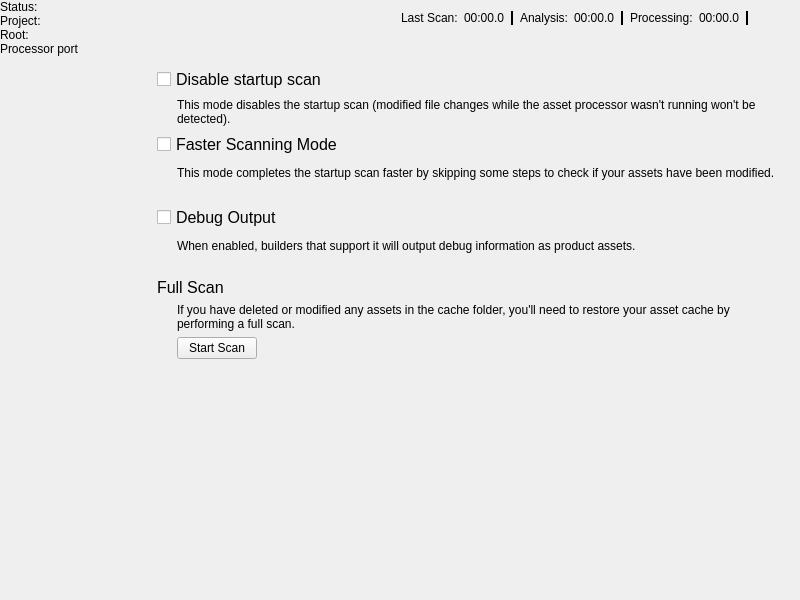
First picture: the form in Code/Tools/AssetProcessor/native/ui/MainWindow.ui, repository o3de/o3de, before the edit.
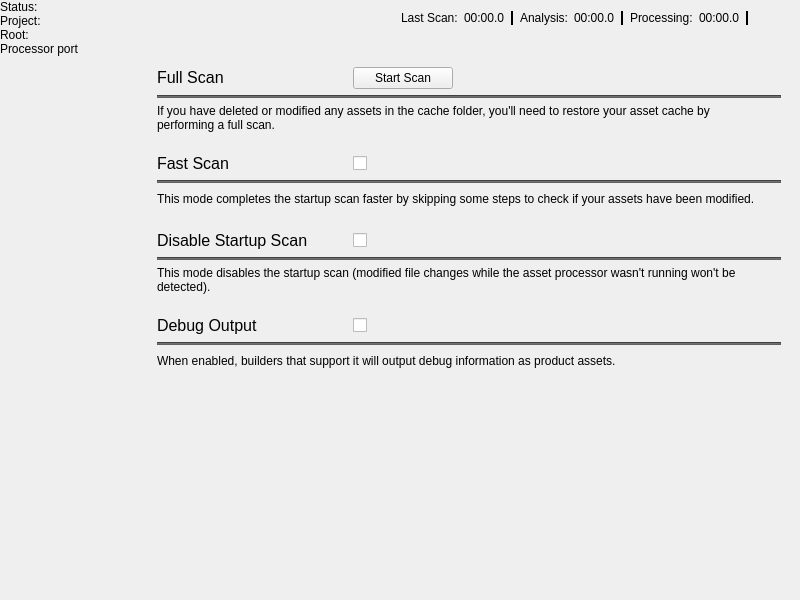
Second picture: the form after the edit. The open tabs and pages were chosen to show the change. Icons and pictures are not drawn. Custom widgets are drawn as their Qt base class.

Commit message: [Disabled Startup Scan Mode] Move from checkbox to toggle and UX improvements

The edit to the form file:
```diff
--- a/Code/Tools/AssetProcessor/native/ui/MainWindow.ui
+++ b/Code/Tools/AssetProcessor/native/ui/MainWindow.ui
@@ -1470,88 +1470,125 @@
         <widget class="QWidget" name="ToolsPage">
          <layout class="QVBoxLayout" name="verticalLayout_3">
           <item>
-           <widget class="QCheckBox" name="skipinitialdatabaseCheck">
-            <property name="styleSheet">
-             <string notr="true">font: 12pt;</string>
-            </property>
-            <property name="text">
-             <string>Disable startup scan</string>
-            </property>
-           </widget>
-          </item>
-          <item>
-           <layout class="QHBoxLayout" name="skipinitialcheck_horizontalLayout">
+           <layout class="QVBoxLayout" name="fullScanLayout">
             <item>
-             <spacer name="indentSpacer1">
-              <property name="orientation">
-               <enum>Qt::Horizontal</enum>
-              </property>
-              <property name="sizeType">
-               <enum>QSizePolicy::Fixed</enum>
-              </property>
-              <property name="sizeHint" stdset="0">
-               <size>
-                <width>20</width>
-                <height>20</height>
-               </size>
-              </property>
-             </spacer>
+             <layout class="QHBoxLayout" name="fullScanHeaderLayout">
+              <item>
+               <widget class="QLabel" name="fullScanHeader">
+                <property name="minimumSize">
+                 <size>
+                  <width>170</width>
+                  <height>0</height>
+                 </size>
+                </property>
+                <property name="font">
+                 <font>
+                  <pointsize>12</pointsize>
+                 </font>
+                </property>
+                <property name="text">
+                 <string>&lt;html&gt;&lt;head/&gt;&lt;body&gt;&lt;p&gt;&lt;span style=&quot; font-size:12pt;&quot;&gt;Full Scan&lt;/span&gt;&lt;/p&gt;&lt;/body&gt;&lt;/html&gt;</string>
+                </property>
+                <property name="wordWrap">
+                 <bool>true</bool>
+                </property>
+               </widget>
+              </item>
+              <item>
+               <spacer name="horizontalSpacer_3">
+                <property name="orientation">
+                 <enum>Qt::Horizontal</enum>
+                </property>
+                <property name="sizeType">
+                 <enum>QSizePolicy::Fixed</enum>
+                </property>
+                <property name="sizeHint" stdset="0">
+                 <size>
+                  <width>20</width>
+                  <height>20</height>
+                 </size>
+                </property>
+               </spacer>
+              </item>
+              <item>
+               <widget class="QPushButton" name="fullScanButton">
+                <property name="sizePolicy">
+                 <sizepolicy hsizetype="Fixed" vsizetype="Fixed">
+                  <horstretch>0</horstretch>
+                  <verstretch>0</verstretch>
+                 </sizepolicy>
+                </property>
+                <property name="minimumSize">
+                 <size>
+                  <width>100</width>
+                  <height>0</height>
+                 </size>
+                </property>
+                <property name="text">
+                 <string>Start Scan</string>
+                </property>
+               </widget>
+              </item>
+              <item>
+               <spacer name="horizontalSpacer_4">
+                <property name="orientation">
+                 <enum>Qt::Horizontal</enum>
+                </property>
+                <property name="sizeHint" stdset="0">
+                 <size>
+                  <width>40</width>
+                  <height>20</height>
+                 </size>
+                </property>
+               </spacer>
+              </item>
+             </layout>
             </item>
             <item>
-             <widget class="QLabel" name="skipinitialdatabaseDescription">
-              <property name="text">
-               <string>&lt;html&gt;&lt;head/&gt;&lt;body&gt;&lt;p&gt;This mode disables the startup scan (modified file changes while the asset processor wasn't running won't be detected).&lt;/p&gt;&lt;/body&gt;&lt;/html&gt;</string>
+             <widget class="Line" name="line_2">
+              <property name="styleSheet">
+               <string notr="true">background-color: #616161;</string>
               </property>
-              <property name="scaledContents">
-               <bool>false</bool>
+              <property name="frameShadow">
+               <enum>QFrame::Sunken</enum>
               </property>
-              <property name="wordWrap">
-               <bool>true</bool>
-              </property>
-             </widget>
-            </item>
-           </layout>
-          </item>
-          <item>
-           <widget class="QCheckBox" name="modtimeSkippingCheckBox">
-            <property name="styleSheet">
-             <string notr="true">font: 12pt;</string>
-            </property>
-            <property name="text">
-             <string>Faster Scanning Mode</string>
-            </property>
-           </widget>
-          </item>
-          <item>
-           <layout class="QHBoxLayout" name="horizontalLayout_3">
-            <item>
-             <spacer name="indentSpacer1">
               <property name="orientation">
                <enum>Qt::Horizontal</enum>
               </property>
-              <property name="sizeType">
-               <enum>QSizePolicy::Fixed</enum>
-              </property>
-              <property name="sizeHint" stdset="0">
-               <size>
-                <width>20</width>
-                <height>20</height>
-               </size>
-              </property>
-             </spacer>
+             </widget>
             </item>
             <item>
-             <widget class="QLabel" name="modtimeSkippingDescription">
-              <property name="text">
-               <string>&lt;html&gt;&lt;head/&gt;&lt;body&gt;&lt;p&gt;This mode completes the startup scan faster by skipping some steps to check if your assets have been modified.&lt;/p&gt;&lt;/body&gt;&lt;/html&gt;</string>
-              </property>
-              <property name="scaledContents">
-               <bool>false</bool>
-              </property>
-              <property name="wordWrap">
-               <bool>true</bool>
-              </property>
-             </widget>
+             <layout class="QHBoxLayout" name="horizontalLayout_12">
+              <item>
+               <widget class="QLabel" name="fullScanDescriptionText">
+                <property name="text">
+                 <string>&lt;html&gt;&lt;head/&gt;&lt;body&gt;&lt;p&gt;If you have deleted or modified any assets in the cache folder, you'll need to restore your asset cache by performing a full scan.&lt;/p&gt;&lt;/body&gt;&lt;/html&gt;</string>
+                </property>
+                <property name="scaledContents">
+                 <bool>false</bool>
+                </property>
+                <property name="wordWrap">
+                 <bool>true</bool>
+                </property>
+               </widget>
+              </item>
+              <item>
+               <spacer name="indentSpacer2">
+                <property name="orientation">
+                 <enum>Qt::Horizontal</enum>
+                </property>
+                <property name="sizeType">
+                 <enum>QSizePolicy::Fixed</enum>
+                </property>
+                <property name="sizeHint" stdset="0">
+                 <size>
+                  <width>20</width>
+                  <height>20</height>
+                 </size>
+                </property>
+               </spacer>
+              </item>
+             </layout>
             </item>
            </layout>
           </item>
@@ -1572,46 +1609,132 @@
            </spacer>
           </item>
           <item>
-           <widget class="QCheckBox" name="debugOutputCheckBox">
-            <property name="styleSheet">
-             <string notr="true">font: 12pt;</string>
-            </property>
-            <property name="text">
-             <string>Debug Output</string>
-            </property>
-           </widget>
-          </item>
-          <item>
-           <layout class="QHBoxLayout" name="horizontalLayout_6">
+           <layout class="QVBoxLayout" name="fastScanLayout">
             <item>
-             <spacer name="indentSpacer2">
+             <layout class="QHBoxLayout" name="fastScanHeaderLayout">
+              <item>
+               <widget class="QLabel" name="fastScanHeader">
+                <property name="minimumSize">
+                 <size>
+                  <width>170</width>
+                  <height>0</height>
+                 </size>
+                </property>
+                <property name="maximumSize">
+                 <size>
+                  <width>16777215</width>
+                  <height>16777215</height>
+                 </size>
+                </property>
+                <property name="font">
+                 <font>
+                  <pointsize>12</pointsize>
+                 </font>
+                </property>
+                <property name="mouseTracking">
+                 <bool>true</bool>
+                </property>
+                <property name="text">
+                 <string>&lt;html&gt;&lt;head/&gt;&lt;body&gt;&lt;p&gt;&lt;span style=&quot; font-size:12pt;&quot;&gt;Fast Scan&lt;/span&gt;&lt;/p&gt;&lt;/body&gt;&lt;/html&gt;</string>
+                </property>
+               </widget>
+              </item>
+              <item>
+               <spacer name="horizontalSpacer_1">
+                <property name="orientation">
+                 <enum>Qt::Horizontal</enum>
+                </property>
+                <property name="sizeType">
+                 <enum>QSizePolicy::Fixed</enum>
+                </property>
+                <property name="sizeHint" stdset="0">
+                 <size>
+                  <width>20</width>
+                  <height>20</height>
+                 </size>
+                </property>
+               </spacer>
+              </item>
+              <item>
+               <widget class="QCheckBox" name="modtimeSkippingCheckBox">
+                <property name="sizePolicy">
+                 <sizepolicy hsizetype="Fixed" vsizetype="Fixed">
+                  <horstretch>0</horstretch>
+                  <verstretch>0</verstretch>
+                 </sizepolicy>
+                </property>
+                <property name="minimumSize">
+                 <size>
+                  <width>100</width>
+                  <height>0</height>
+                 </size>
+                </property>
+                <property name="text">
+                 <string/>
+                </property>
+               </widget>
+              </item>
+              <item>
+               <spacer name="horizontalSpacer_2">
+                <property name="orientation">
+                 <enum>Qt::Horizontal</enum>
+                </property>
+                <property name="sizeType">
+                 <enum>QSizePolicy::Expanding</enum>
+                </property>
+                <property name="sizeHint" stdset="0">
+                 <size>
+                  <width>40</width>
+                  <height>20</height>
+                 </size>
+                </property>
+               </spacer>
+              </item>
+             </layout>
+            </item>
+            <item>
+             <widget class="Line" name="line">
+              <property name="styleSheet">
+               <string notr="true">background-color: #616161;</string>
+              </property>
               <property name="orientation">
                <enum>Qt::Horizontal</enum>
               </property>
-              <property name="sizeType">
-               <enum>QSizePolicy::Fixed</enum>
-              </property>
-              <property name="sizeHint" stdset="0">
-               <size>
-                <width>20</width>
-                <height>20</height>
-               </size>
-              </property>
-             </spacer>
-            </item>
-            <item>
-             <widget class="QLabel" name="debugOutputCheckBoxDescription">
-              <property name="text">
-               <string>&lt;html&gt;&lt;head/&gt;&lt;body&gt;&lt;p&gt;When enabled, builders that support it will output debug information as product assets.&lt;/p&gt;&lt;/body&gt;&lt;/html&gt;</string>
-              </property>
-              <property name="scaledContents">
-               <bool>false</bool>
-              </property>
-              <property name="wordWrap">
-               <bool>true</bool>
-              </property>
              </widget>
             </item>
+            <item>
+             <layout class="QHBoxLayout" name="horizontalLayout_3">
+              <item>
+               <widget class="QLabel" name="modtimeSkippingDescription">
+                <property name="text">
+                 <string>&lt;html&gt;&lt;head/&gt;&lt;body&gt;&lt;p&gt;This mode completes the startup scan faster by skipping some steps to check if your assets have been modified.&lt;/p&gt;&lt;/body&gt;&lt;/html&gt;</string>
+                </property>
+                <property name="scaledContents">
+                 <bool>false</bool>
+                </property>
+                <property name="wordWrap">
+                 <bool>true</bool>
+                </property>
+               </widget>
+              </item>
+              <item>
+               <spacer name="indentSpacer1">
+                <property name="orientation">
+                 <enum>Qt::Horizontal</enum>
+                </property>
+                <property name="sizeType">
+                 <enum>QSizePolicy::Fixed</enum>
+                </property>
+                <property name="sizeHint" stdset="0">
+                 <size>
+                  <width>20</width>
+                  <height>20</height>
+                 </size>
+                </property>
+               </spacer>
+              </item>
+             </layout>
+            </item>
            </layout>
           </item>
           <item>
@@ -1631,91 +1754,119 @@
            </spacer>
           </item>
           <item>
-           <widget class="QLabel" name="fullScanHeader">
-            <property name="text">
-             <string>&lt;html&gt;&lt;head/&gt;&lt;body&gt;&lt;p&gt;&lt;span style=&quot; font-size:12pt;&quot;&gt;Full Scan&lt;/span&gt;&lt;/p&gt;&lt;/body&gt;&lt;/html&gt;</string>
-            </property>
-            <property name="wordWrap">
-             <bool>true</bool>
-            </property>
-           </widget>
-          </item>
-          <item>
-           <layout class="QHBoxLayout" name="horizontalLayout_12">
+           <layout class="QVBoxLayout" name="disableStartupScanLayout">
             <item>
-             <spacer name="indentSpacer3">
-              <property name="orientation">
-               <enum>Qt::Horizontal</enum>
-              </property>
-              <property name="sizeType">
-               <enum>QSizePolicy::Fixed</enum>
-              </property>
-              <property name="sizeHint" stdset="0">
-               <size>
-                <width>20</width>
-                <height>20</height>
-               </size>
-              </property>
-             </spacer>
+             <layout class="QHBoxLayout" name="disableStartupScanHeaderLayout">
+              <item>
+               <widget class="QLabel" name="disableStartupScanHeader">
+                <property name="minimumSize">
+                 <size>
+                  <width>170</width>
+                  <height>0</height>
+                 </size>
+                </property>
+                <property name="font">
+                 <font>
+                  <pointsize>12</pointsize>
+                 </font>
+                </property>
+                <property name="text">
+                 <string>&lt;html&gt;&lt;head/&gt;&lt;body&gt;&lt;p&gt;&lt;span style=&quot; font-size:12pt;&quot;&gt;Disable Startup Scan&lt;/span&gt;&lt;/p&gt;&lt;/body&gt;&lt;/html&gt;</string>
+                </property>
+               </widget>
+              </item>
+              <item>
+               <spacer name="horizontalSpacer_5">
+                <property name="orientation">
+                 <enum>Qt::Horizontal</enum>
+                </property>
+                <property name="sizeType">
+                 <enum>QSizePolicy::Fixed</enum>
+                </property>
+                <property name="sizeHint" stdset="0">
+                 <size>
+                  <width>20</width>
+                  <height>20</height>
+                 </size>
+                </property>
+               </spacer>
+              </item>
+              <item>
+               <widget class="QCheckBox" name="disableStartupScanCheckBox">
+                <property name="sizePolicy">
+                 <sizepolicy hsizetype="Fixed" vsizetype="Fixed">
+                  <horstretch>0</horstretch>
+                  <verstretch>0</verstretch>
+                 </sizepolicy>
+                </property>
+                <property name="minimumSize">
+                 <size>
+                  <width>100</width>
+                  <height>0</height>
+                 </size>
+                </property>
+                <property name="text">
+                 <string/>
+                </property>
+               </widget>
+              </item>
+              <item>
+               <spacer name="horizontalSpacer_6">
+                <property name="orientation">
+                 <enum>Qt::Horizontal</enum>
+                </property>
+                <property name="sizeHint" stdset="0">
+                 <size>
+                  <width>40</width>
+                  <height>20</height>
+                 </size>
+                </property>
+               </spacer>
+              </item>
+             </layout>
             </item>
             <item>
-             <widget class="QLabel" name="fullScanDescriptionText">
-              <property name="text">
-               <string>&lt;html&gt;&lt;head/&gt;&lt;body&gt;&lt;p&gt;If you have deleted or modified any assets in the cache folder, you'll need to restore your asset cache by performing a full scan.&lt;/p&gt;&lt;/body&gt;&lt;/html&gt;</string>
+             <widget class="Line" name="line_3">
+              <property name="styleSheet">
+               <string notr="true">background-color: #616161;</string>
               </property>
-              <property name="scaledContents">
-               <bool>false</bool>
-              </property>
-              <property name="wordWrap">
-               <bool>true</bool>
-              </property>
-             </widget>
-            </item>
-           </layout>
-          </item>
-          <item>
-           <layout class="QHBoxLayout" name="horizontalLayout_13">
-            <item>
-             <spacer name="horizontalSpacer_2">
               <property name="orientation">
                <enum>Qt::Horizontal</enum>
               </property>
-              <property name="sizeType">
-               <enum>QSizePolicy::Fixed</enum>
-              </property>
-              <property name="sizeHint" stdset="0">
-               <size>
-                <width>20</width>
-                <height>20</height>
-               </size>
-              </property>
-             </spacer>
-            </item>
-            <item>
-             <widget class="QPushButton" name="fullScanButton">
-              <property name="sizePolicy">
-               <sizepolicy hsizetype="Fixed" vsizetype="Fixed">
-                <horstretch>0</horstretch>
-                <verstretch>0</verstretch>
-               </sizepolicy>
-              </property>
-              <property name="text">
-               <string>Start Scan</string>
-              </property>
              </widget>
             </item>
             <item>
-             <spacer name="horizontalSpacer_3">
-              <property name="orientation">
-               <enum>Qt::Horizontal</enum>
-              </property>
-              <property name="sizeHint" stdset="0">
-               <size>
-                <width>40</width>
-                <height>20</height>
-               </size>
-              </property>
-             </spacer>
+             <layout class="QHBoxLayout" name="skipinitialcheck_horizontalLayout">
+              <item>
+               <widget class="QLabel" name="skipinitialdatabaseDescription">
+                <property name="text">
+                 <string>&lt;html&gt;&lt;head/&gt;&lt;body&gt;&lt;p&gt;This mode disables the startup scan (modified file changes while the asset processor wasn't running won't be detected).&lt;/p&gt;&lt;/body&gt;&lt;/html&gt;</string>
+                </property>
+                <property name="scaledContents">
+                 <bool>false</bool>
+                </property>
+                <property name="wordWrap">
+                 <bool>true</bool>
+                </property>
+               </widget>
+              </item>
+              <item>
+               <spacer name="indentSpacer3">
+                <property name="orientation">
+                 <enum>Qt::Horizontal</enum>
+                </property>
+                <property name="sizeType">
+                 <enum>QSizePolicy::Fixed</enum>
+                </property>
+                <property name="sizeHint" stdset="0">
+                 <size>
+                  <width>20</width>
+                  <height>20</height>
+                 </size>
+                </property>
+               </spacer>
+              </item>
+             </layout>
             </item>
            </layout>
           </item>
@@ -1724,6 +1875,157 @@
             <property name="orientation">
              <enum>Qt::Vertical</enum>
             </property>
+            <property name="sizeType">
+             <enum>QSizePolicy::Fixed</enum>
+            </property>
+            <property name="sizeHint" stdset="0">
+             <size>
+              <width>16</width>
+              <height>16</height>
+             </size>
+            </property>
+           </spacer>
+          </item>
+          <item>
+           <layout class="QVBoxLayout" name="debugOutputLayout">
+            <item>
+             <layout class="QHBoxLayout" name="debugOutputHeaderLayout">
+              <item>
+               <widget class="QLabel" name="debugOutputHeader">
+                <property name="minimumSize">
+                 <size>
+                  <width>170</width>
+                  <height>0</height>
+                 </size>
+                </property>
+                <property name="baseSize">
+                 <size>
+                  <width>0</width>
+                  <height>0</height>
+                 </size>
+                </property>
+                <property name="font">
+                 <font>
+                  <pointsize>12</pointsize>
+                 </font>
+                </property>
+                <property name="text">
+                 <string>&lt;html&gt;&lt;head/&gt;&lt;body&gt;&lt;p&gt;&lt;span style=&quot; font-size:12pt;&quot;&gt;Debug Output&lt;/span&gt;&lt;/p&gt;&lt;/body&gt;&lt;/html&gt;</string>
+                </property>
+               </widget>
+              </item>
+              <item>
+               <spacer name="horizontalSpacer_7">
+                <property name="orientation">
+                 <enum>Qt::Horizontal</enum>
+                </property>
+                <property name="sizeType">
+                 <enum>QSizePolicy::Fixed</enum>
+                </property>
+                <property name="sizeHint" stdset="0">
+                 <size>
+                  <width>20</width>
+                  <height>20</height>
+                 </size>
+                </property>
+               </spacer>
+              </item>
+              <item>
+               <widget class="QCheckBox" name="debugOutputCheckBox">
+                <property name="sizePolicy">
+                 <sizepolicy hsizetype="Fixed" vsizetype="Fixed">
+                  <horstretch>0</horstretch>
+                  <verstretch>0</verstretch>
+                 </sizepolicy>
+                </property>
+                <property name="minimumSize">
+                 <size>
+                  <width>100</width>
+                  <height>0</height>
+                 </size>
+                </property>
+                <property name="text">
+                 <string/>
+                </property>
+               </widget>
+              </item>
+              <item>
+               <spacer name="horizontalSpacer_8">
+                <property name="orientation">
+                 <enum>Qt::Horizontal</enum>
+                </property>
+                <property name="sizeHint" stdset="0">
+                 <size>
+                  <width>40</width>
+                  <height>20</height>
+                 </size>
+                </property>
+               </spacer>
+              </item>
+             </layout>
+            </item>
+            <item>
+             <widget class="Line" name="line_4">
+              <property name="minimumSize">
+               <size>
+                <width>0</width>
+                <height>0</height>
+               </size>
+              </property>
+              <property name="baseSize">
+               <size>
+                <width>0</width>
+                <height>0</height>
+               </size>
+              </property>
+              <property name="styleSheet">
+               <string notr="true">background-color: #616161;</string>
+              </property>
+              <property name="orientation">
+               <enum>Qt::Horizontal</enum>
+              </property>
+             </widget>
+            </item>
+            <item>
+             <layout class="QHBoxLayout" name="horizontalLayout_6">
+              <item>
+               <widget class="QLabel" name="debugOutputCheckBoxDescription">
+                <property name="text">
+                 <string>&lt;html&gt;&lt;head/&gt;&lt;body&gt;&lt;p&gt;When enabled, builders that support it will output debug information as product assets.&lt;/p&gt;&lt;/body&gt;&lt;/html&gt;</string>
+                </property>
+                <property name="scaledContents">
+                 <bool>false</bool>
+                </property>
+                <property name="wordWrap">
+                 <bool>true</bool>
+                </property>
+               </widget>
+              </item>
+              <item>
+               <spacer name="indentSpacer4">
+                <property name="orientation">
+                 <enum>Qt::Horizontal</enum>
+                </property>
+                <property name="sizeType">
+                 <enum>QSizePolicy::Fixed</enum>
+                </property>
+                <property name="sizeHint" stdset="0">
+                 <size>
+                  <width>20</width>
+                  <height>20</height>
+                 </size>
+                </property>
+               </spacer>
+              </item>
+             </layout>
+            </item>
+           </layout>
+          </item>
+          <item>
+           <spacer name="gapSpacer4">
+            <property name="orientation">
+             <enum>Qt::Vertical</enum>
+            </property>
             <property name="sizeHint" stdset="0">
              <size>
               <width>16</width>
@@ -1987,12 +2289,6 @@
    <header>AzQtComponents/Components/Widgets/TableView.h</header>
    <container>1</container>
   </customwidget>
-  <customwidget>
-   <class>AzQtComponents::SegmentBar</class>
-   <extends>QFrame</extends>
-   <header>AzQtComponents/Components/Widgets/SegmentBar.h</header>
-   <container>1</container>
-  </customwidget>
   <customwidget>
    <class>AssetProcessor::LogPanel</class>
    <extends>QWidget</extends>
@@ -2011,6 +2307,11 @@
    <header>native/ui/ProductAssetDetailsPanel.h</header>
    <container>1</container>
   </customwidget>
+  <customwidget>
+   <class>AzQtComponents::SegmentBar</class>
+   <extends>QWidget</extends>
+   <header>AzQtComponents/Components/Widgets/SegmentBar.h</header>
+  </customwidget>
  </customwidgets>
  <tabstops>
   <tabstop>supportButton</tabstop>
```
Left out of the diff: 2 changed lines with no effect on the pictures. The commit also changes 1 other file.
